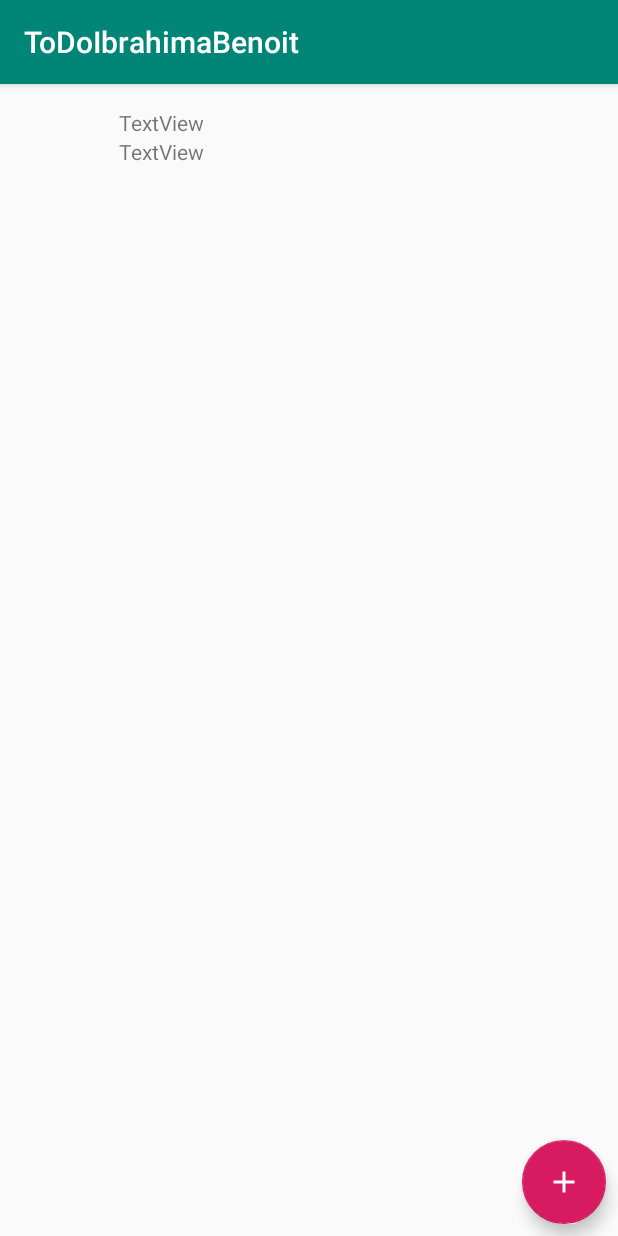
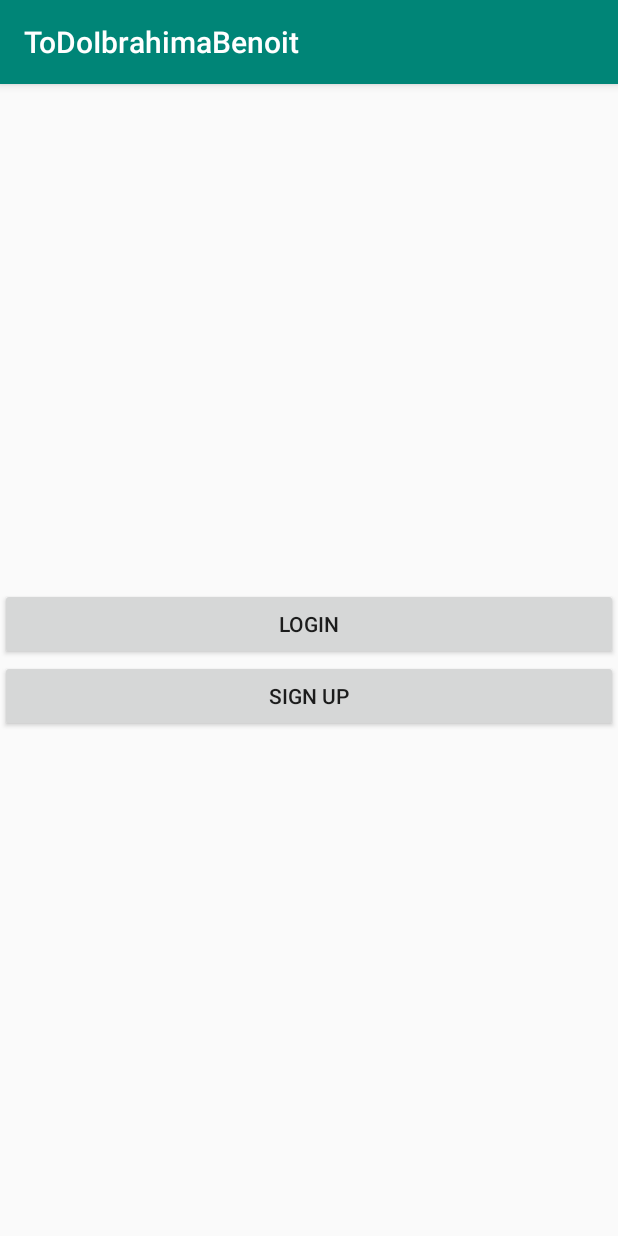
Before and after one commit to benjamin-benoit/ToDoBenjaminBenoit, an Android app: the screen it shows after launch (MainActivity before the commit, AuthenticationActivity after it), on a phone screen of 412 x 824 dp. Run offline under Robolectric (Android 15) with nearby library versions, the phone set to English and light mode, and no system bars.

```diff
--- a/app/build.gradle
+++ b/app/build.gradle
@@ -15,7 +15,7 @@ android {
         versionName "1.0"
         testInstrumentationRunner "androidx.test.runner.AndroidJUnitRunner"
         def addConstant = { constantName, constantValue ->
-            manifestPlaceholders += [ (constantName):constantValue] // Pour utiliser dans le manifest
+            manifestPlaceholders += [(constantName): constantValue] // Pour utiliser dans le manifest
             buildConfigField "String", "${constantName}", "\"${constantValue}\"" // Pour utiliser dans le code
         }
         addConstant("FILE_PROVIDER_AUTHORITY", "<MY-STRING-VALUE>")
@@ -35,6 +35,7 @@ dependencies {
     implementation 'androidx.core:core-ktx:1.2.0'
     implementation 'androidx.constraintlayout:constraintlayout:1.1.3'
     implementation "androidx.recyclerview:recyclerview:1.1.0"
+    implementation 'androidx.legacy:legacy-support-v4:1.0.0'
     testImplementation 'junit:junit:4.12'
     androidTestImplementation 'androidx.test.ext:junit:1.1.1'
     androidTestImplementation 'androidx.test.espresso:espresso-core:3.2.0'
@@ -49,6 +50,9 @@ dependencies {
     implementation "androidx.lifecycle:lifecycle-runtime-ktx:2.2.0"
     implementation "org.jetbrains.kotlin:kotlin-reflect:1.3.61"
     implementation 'com.github.bumptech.glide:glide:4.10.0'
+    implementation "androidx.core:core-ktx:1.2.0"
+    implementation "androidx.navigation:navigation-fragment-ktx:2.2.1"
+    implementation "androidx.navigation:navigation-ui-ktx:2.2.1"
     annotationProcessor 'com.github.bumptech.glide:compiler:4.10.0'
 
 }
--- /dev/null
+++ b/app/src/main/java/com/benben/todo/AuthenticationActivity.kt
@@ -0,0 +1,13 @@
+package com.benben.todo
+
+import androidx.appcompat.app.AppCompatActivity
+import android.os.Bundle
+import com.benben.todo.R
+
+class AuthenticationActivity : AppCompatActivity() {
+
+    override fun onCreate(savedInstanceState: Bundle?) {
+        super.onCreate(savedInstanceState)
+        setContentView(R.layout.activity_authentication)
+    }
+}
--- /dev/null
+++ b/app/src/main/java/com/benben/todo/auth/AuthenticationFragment.kt
@@ -0,0 +1,20 @@
+package com.benben.todo.auth
+
+import android.content.Context
+import android.net.Uri
+import android.os.Bundle
+import androidx.fragment.app.Fragment
+import android.view.LayoutInflater
+import android.view.View
+import android.view.ViewGroup
+import com.benben.todo.R
+
+class AuthenticationFragment : Fragment() {
+    override fun onCreateView(
+        inflater: LayoutInflater,
+        container: ViewGroup?,
+        savedInstanceState: Bundle?
+    ): View? {
+        return inflater.inflate(R.layout.fragment_authentication, container, false)
+    }
+}
--- a/app/src/main/java/com/benben/todo/userinfo/UserInfoActivity.kt
+++ b/app/src/main/java/com/benben/todo/userinfo/UserInfoActivity.kt
@@ -131,6 +131,7 @@ class UserInfoActivity : AppCompatActivity() {
                 MediaType.parse(currentPhotoPath),
                 file
             )
+            val bitmap = MediaStore.Images.Media.getBitmap(contentResolver, intent?.data)
             val imageBody = MultipartBody.Part.createFormData("avatar", image.toString(), body)
             lifecycleScope.launch {
                 updateAvatar(imageBody)
--- a/app/src/main/res/layout/activity_main.xml
+++ b/app/src/main/res/layout/activity_main.xml
@@ -1,5 +1,6 @@
 <?xml version="1.0" encoding="utf-8"?>
-<androidx.constraintlayout.widget.ConstraintLayout xmlns:android="http://schemas.android.com/apk/res/android"
+<androidx.constraintlayout.widget.ConstraintLayout
+    xmlns:android="http://schemas.android.com/apk/res/android"
     xmlns:app="http://schemas.android.com/apk/res-auto"
     xmlns:tools="http://schemas.android.com/tools"
     android:layout_width="match_parent"
--- a/app/src/main/res/layout/activity_task.xml
+++ b/app/src/main/res/layout/activity_task.xml
@@ -1,5 +1,6 @@
 <?xml version="1.0" encoding="utf-8"?>
-<LinearLayout xmlns:android="http://schemas.android.com/apk/res/android"
+<LinearLayout
+    xmlns:android="http://schemas.android.com/apk/res/android"
     android:layout_width="match_parent"
     android:layout_height="match_parent"
     android:orientation="vertical">
--- /dev/null
+++ b/app/src/main/res/layout/fragment_authentication.xml
@@ -0,0 +1,27 @@
+<?xml version="1.0" encoding="utf-8"?>
+<FrameLayout xmlns:android="http://schemas.android.com/apk/res/android"
+    xmlns:tools="http://schemas.android.com/tools"
+    android:layout_width="match_parent"
+    android:layout_height="match_parent"
+    tools:context=".auth.AuthenticationFragment">
+
+        <LinearLayout
+            android:layout_width="match_parent"
+            android:layout_height="match_parent"
+            android:gravity="center"
+            android:orientation="vertical">
+
+            <Button
+                android:id="@+id/button2"
+                android:layout_width="match_parent"
+                android:layout_height="wrap_content"
+                android:text="@string/loginBtn" />
+
+            <Button
+                android:id="@+id/button3"
+                android:layout_width="match_parent"
+                android:layout_height="wrap_content"
+                android:text="@string/registerBtn" />
+        </LinearLayout>
+
+</FrameLayout>
--- a/app/src/main/res/values/strings.xml
+++ b/app/src/main/res/values/strings.xml
@@ -1,7 +1,12 @@
 <resources>
     <string name="app_name">ToDoIbrahimaBenoit</string>
     <string name="textview">TextView</string>
-    <string name="lastname">Firstname</string>
-    <string name="firstname">Lastname</string>
+    <string name="lastname">Lastname</string>
+    <string name="firstname">Firstname</string>
     <string name="email">Email</string>
+    <string name="password">Password</string>
+    <string name="loginBtn">Login</string>
+    <string name="password_confirmation">Password Confirmation</string>
+    <string name="registerBtn">Sign Up</string>
+
 </resources>
```
Also changed, not shown: app/src/main/AndroidManifest.xml (+8 -9 lines), app/src/main/java/com/benben/todo/auth/LoginFragment.kt (added, +19 -0 lines), app/src/main/java/com/benben/todo/auth/SignupFragment.kt (added, +20 -0 lines), app/src/main/res/layout/activity_authentication.xml (added, +11 -0 lines), app/src/main/res/layout/fragment_login.xml (added, +38 -0 lines), app/src/main/res/layout/fragment_signup.xml (added, +64 -0 lines), app/src/main/res/navigation/nav_graph.xml (added, +31 -0 lines).
